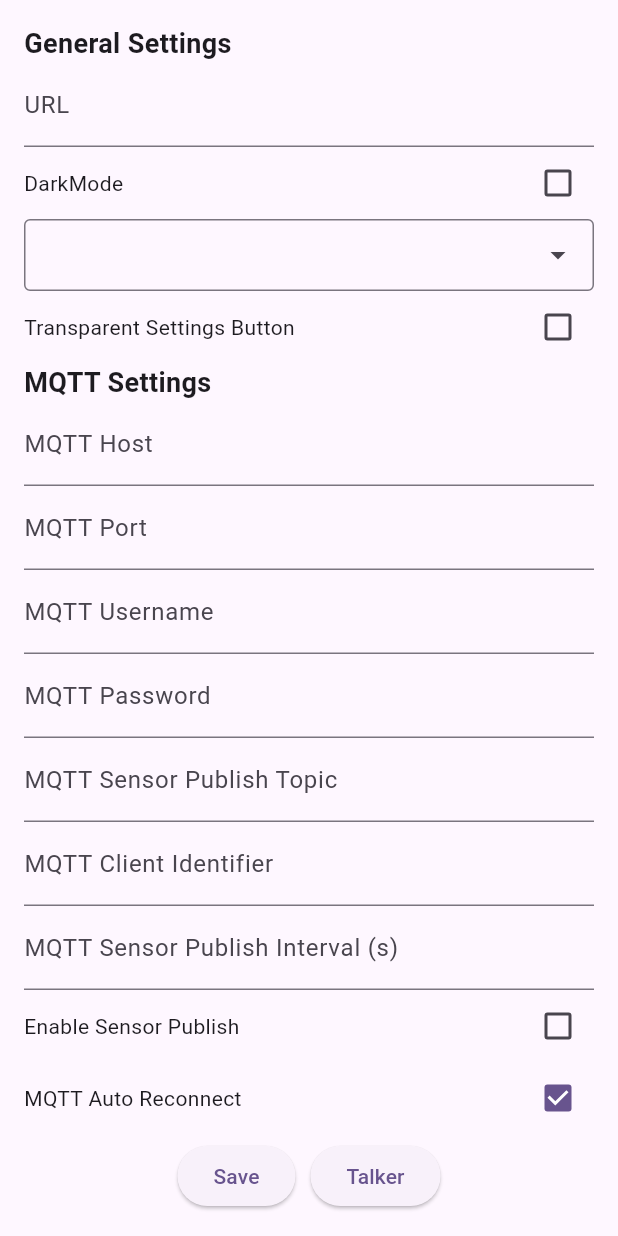
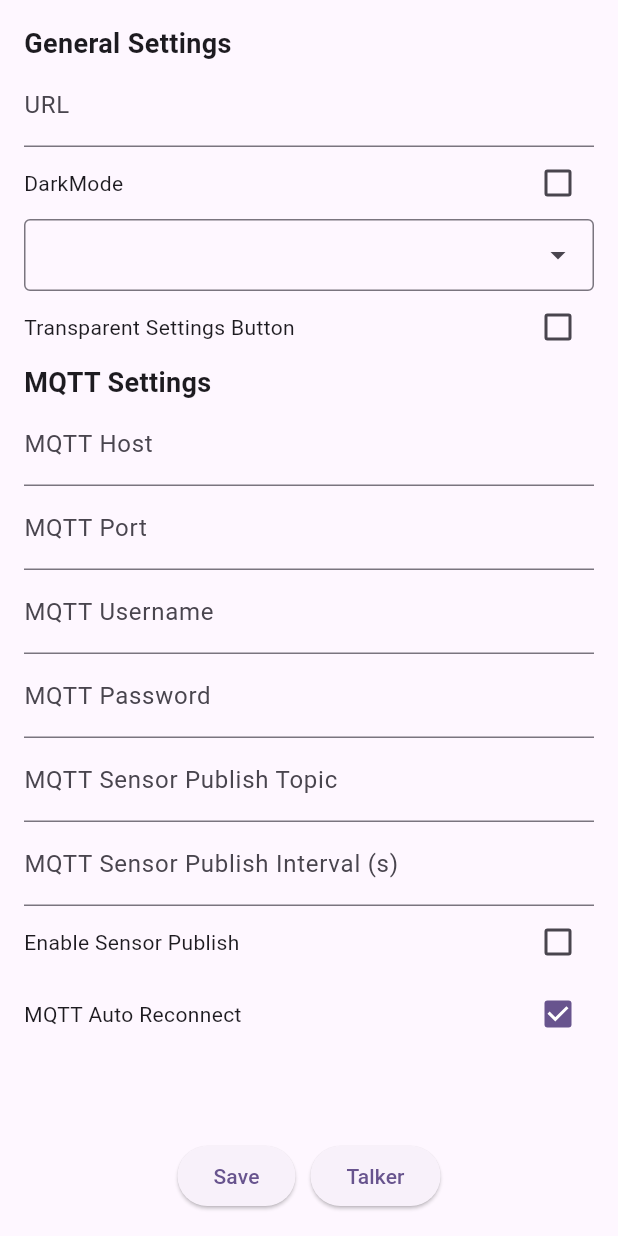
Before and after one commit to maumi/wallpanel_ng, a Flutter app: the screen it shows after launch, after a tap on the "settings" icon, on a phone screen of 412 x 824 dp. Run offline on Flutter 3.47's test engine with Material 3 defaults, Android fonts, the phone set to English and light mode, and no system bars; drawn by our look-alikes of dropdown_search; our stand-ins replace battery_plus, gap, shared_preferences, talker_flutter, wakelock_plus; missing offline and left inert: android_wake_lock, flutter_inappwebview, mqtt_client.

Commit message:
add listeners, change client identifier to generated guid

```diff
--- a/lib/main.dart
+++ b/lib/main.dart
@@ -7,6 +7,7 @@ import 'package:flutter_inappwebview/flutter_inappwebview.dart';
 import 'package:mqtt_client/mqtt_client.dart';
 import 'package:mqtt_client/mqtt_server_client.dart';
 import 'package:shared_preferences/shared_preferences.dart';
+import 'package:uuid/uuid.dart';
 import 'package:wakelock_plus/wakelock_plus.dart';
 import 'package:wallpanel_ng/globals.dart';
 import 'package:wallpanel_ng/model/settingsmodel.dart';
@@ -71,6 +72,25 @@ class _MyHomePageState extends State<MyHomePage> {
   @override
   void initState() {
     SystemChrome.setEnabledSystemUIMode(SystemUiMode.immersiveSticky);
+    widget.settings.notiMqttHost.addListener(() async {
+      if (widget.settings.notiMqttHost.value.isNotEmpty) {
+        widget.settings.mqtthost = widget.settings.notiMqttHost.value;
+        await changeMqttConnection();
+      }
+    });
+    widget.settings.notiMqttPort.addListener(() async {
+      if (widget.settings.notiMqttPort.value != 0) {
+        widget.settings.mqttport = widget.settings.notiMqttPort.value;
+        await changeMqttConnection();
+      }
+    });
+    widget.settings.notiMqttTopic.addListener(() {
+      if (widget.settings.notiMqttTopic.value.isNotEmpty) {
+        unSubscribeOldTopic();
+        widget.settings.mqttsensortopic = widget.settings.notiMqttTopic.value;
+        subscribeTopic(widget.settings.mqttsensortopic!);
+      }
+    });
     widget.settings.notiUrl.addListener(() {
       if (widget.settings.notiUrl.value.isNotEmpty &&
           webViewController != null) {
@@ -120,7 +140,7 @@ class _MyHomePageState extends State<MyHomePage> {
     if (widget.settings.url != null && webViewController != null) {
       await webViewController!
           .loadUrl(urlRequest: URLRequest(url: WebUri(widget.settings.url!)));
-      await InAppWebViewController.setWebContentsDebuggingEnabled(true);
+      //await InAppWebViewController.setWebContentsDebuggingEnabled(true);
     }
     await setupMqtt();
 
@@ -143,7 +163,8 @@ class _MyHomePageState extends State<MyHomePage> {
       floatingActionButton: fab(),
       floatingActionButtonLocation: mapFabLocations.containsKey(_fabLocation)
           ? mapFabLocations[_fabLocation]
-            : FloatingActionButtonLocation.endDocked);
+          : FloatingActionButtonLocation.endDocked,
+    );
   }
 
   Widget webView() {
@@ -164,7 +185,7 @@ class _MyHomePageState extends State<MyHomePage> {
               await initAsync();
             },
             onConsoleMessage: (controller, consoleMessage) async {
-              talker.debug(consoleMessage.message);
+              //talker.debug(consoleMessage.message);
             },
           );
   }
@@ -180,15 +201,10 @@ class _MyHomePageState extends State<MyHomePage> {
   }
 
   Widget fab() {
-    return Row(
-      children: [
-        FloatingActionButton(
+    return FloatingActionButton(
       backgroundColor: _transparentSettings == true
-              ? Theme.of(context)
-                  .colorScheme
-                  .primaryContainer
-                  .withValues(alpha: 0.2)
-              : Theme.of(context).colorScheme.primaryContainer,
+          ? Colors.grey.withValues(alpha: 0.05)
+          : Colors.grey,
       foregroundColor: _transparentSettings == true
           ? Colors.white.withValues(alpha: 0.02)
           : Colors.white,
@@ -197,31 +213,17 @@ class _MyHomePageState extends State<MyHomePage> {
         Navigator.push(
           context,
           MaterialPageRoute(
-                  builder: (context) =>
-                      SettingsPage(settings: widget.settings)),
+              builder: (context) => SettingsPage(settings: widget.settings)),
         );
       },
-          child: const Icon(Icons.settings),
-        ),
-        FloatingActionButton(
-          backgroundColor: _transparentSettings == true
-              ? Theme.of(context)
-                  .colorScheme
-                  .primaryContainer
-                  .withValues(alpha: 0.2)
-              : Theme.of(context).colorScheme.primaryContainer,
-          foregroundColor: _transparentSettings == true
-              ? Colors.white.withValues(alpha: 0.02)
-              : Colors.white,
-          heroTag: 'fabReload',
-          onPressed: () {
+      child: GestureDetector(
+        onLongPress: () {
           if (webViewController != null) {
             webViewController?.reload();
           }
         },
-          child: const Icon(Icons.refresh),
+        child: const Icon(Icons.settings),
       ),
-      ],
     );
   }
 
@@ -287,9 +289,9 @@ class _MyHomePageState extends State<MyHomePage> {
                 talker.debug(
                     "waketime not specified. Using default of 60 seconds");
               }
-              wakeupIntent(wakeTime);
+              await wakeupIntent(wakeTime);
             } else {
-              disableWakeLock();
+              await disableWakeLock();
             }
           } catch (e) {
             talker.warning("Wrong command");
@@ -332,7 +334,6 @@ class _MyHomePageState extends State<MyHomePage> {
       widget.settings.notiMqttTopic.value = settings.mqttsensortopic ?? "";
       widget.settings.notiUrl.value = settings.url ?? "http://google.com";
       widget.settings.mqttautoreconnect = settings.mqttautoreconnect;
-      widget.settings.mqttclientidentifier = settings.mqttclientidentifier;
       setState(() {
         _fabLocation = settings.fabLocation;
         _transparentSettings = settings.transparentsettings;
@@ -351,16 +352,17 @@ class _MyHomePageState extends State<MyHomePage> {
 
   Future<void> connectMqtt() async {
     if (widget.settings.mqtthost != null) {
+      var clientId = Uuid().v4().toString();
       var mqttClient = MqttServerClient.withPort(
           widget.settings.mqtthost!,
-          widget.settings.mqttclientidentifier ?? 'myClientId',
+          clientId,
           widget.settings.mqttport ?? 1883);
       mqttClient.keepAlivePeriod = 86400;
       mqttClient.autoReconnect = true;
       var mqttStatus = await mqttClient.connect(
           widget.settings.mqttUser, widget.settings.mqttPassword);
       talker.debug(
-          "Connected to MQTT Server with state: $mqttStatus and identifier: ${widget.settings.mqttclientidentifier ?? "myClient"}");
+          "Connected to MQTT Server with state: $mqttStatus and identifier: $clientId");
       _mqttClient?.disconnect();
       _mqttClient = mqttClient;
     }
@@ -372,17 +374,18 @@ class _MyHomePageState extends State<MyHomePage> {
           MqttConnectionState.connected) {
         _mqttClient?.disconnect();
       }
+      var clientId = Uuid().v4().toString();
       if (widget.settings.mqtthost != null &&
           widget.settings.mqttport != null) {
         var mqttClient = MqttServerClient.withPort(
             widget.settings.notiMqttHost.value,
-            widget.settings.notiMqttClientIdentifier.value,
+            clientId,
             widget.settings.notiMqttPort.value);
         mqttClient.keepAlivePeriod = 86400;
         var mqttStatus = await mqttClient.connect(
             widget.settings.mqttUser, widget.settings.mqttPassword);
         talker.debug(
-            "Connected to MQTT Server with state: $mqttStatus and identifier: ${widget.settings.mqttclientidentifier ?? "myClient"}");
+            "Connected to MQTT Server with state: $mqttStatus and identifier: $clientId");
         _mqttClient = mqttClient;
       }
     } catch (e) {
@@ -437,14 +440,19 @@ class _MyHomePageState extends State<MyHomePage> {
   }
 
   Future<void> wakeupIntent(int wakeTime) async {
-    AndroidWakeLock.wakeUp();
-    WakelockPlus.enable();
-    Future.delayed(Duration(seconds: wakeTime), () {
-      WakelockPlus.disable();
-    });
+    talker.debug("Before AndroidWakeLock");
+    await AndroidWakeLock.wakeUp();
+    talker.debug('Before WakelockPlus.enable');
+    await WakelockPlus.enable();
+    talker.debug('Before Future.delayed');
+    await Future.delayed(Duration(seconds: wakeTime));
+    talker.debug('Before WakelockPlus.disable');
+    await WakelockPlus.disable();
+    talker.debug('After WakelockPlus.disable');
   }
 
   Future<void> disableWakeLock() async {
-    WakelockPlus.disable();
+    talker.debug('In function disableWakeLock');
+    await WakelockPlus.disable();
   }
 }
--- a/lib/model/settingsmodel.dart
+++ b/lib/model/settingsmodel.dart
@@ -10,7 +10,6 @@ class SettingsModel {
       this.mqttUser,
       this.mqttPassword,
       this.mqttsensortopic,
-      this.mqttclientidentifier,
       this.mqttsensorinterval,
       this.mqttsensorpublish,
       this.mqttautoreconnect,
@@ -24,7 +23,6 @@ class SettingsModel {
   String? mqttUser;
   String? mqttPassword;
   String? mqttsensortopic;
-  String? mqttclientidentifier;
   int? mqttsensorinterval;
   bool? mqttsensorpublish;
   bool? mqttautoreconnect;
@@ -34,17 +32,11 @@ class SettingsModel {
   final ValueNotifier<bool> notiDarkmode = ValueNotifier<bool>(false);
   final ValueNotifier<bool> notiTransparentSettings =
       ValueNotifier<bool>(false);
-  // TODO: Add Listener for mqtt host to have an instant change
   final ValueNotifier<String> notiMqttHost = ValueNotifier<String>("");
-  // TODO: Add Listener for mqtt Port to have an instant change
   final ValueNotifier<int> notiMqttPort = ValueNotifier<int>(1883);
   final ValueNotifier<String> notiMqttUser = ValueNotifier<String>("");
   final ValueNotifier<String> notiMqttPassword = ValueNotifier<String>("");
-  // TODO: Add Listener for mqtt Topic to have an instant change
   final ValueNotifier<String> notiMqttTopic = ValueNotifier<String>("");
-  // TODO: Add Listener for mqtt Client Id to have an instant change
-  final ValueNotifier<String> notiMqttClientIdentifier =
-      ValueNotifier<String>("");
   final ValueNotifier<int> notiMqttInterval = ValueNotifier<int>(60);
   final ValueNotifier<bool> notiMqttPublish = ValueNotifier<bool>(false);
 
@@ -58,7 +50,6 @@ class SettingsModel {
       mqttUser: json["mqttUser"],
       mqttPassword: json["mqttPassword"],
       mqttsensortopic: json["mqttsensortopic"],
-      mqttclientidentifier: json["mqttclientidentifier"],
       mqttsensorinterval: json["mqttsensorinterval"],
       mqttsensorpublish: json["mqttsensorpublish"],
       mqttautoreconnect: json["mqttautoreconnect"],
@@ -75,7 +66,6 @@ class SettingsModel {
         "mqttUser": mqttUser,
         "mqttPassword": mqttPassword,
         "mqttsensortopic": mqttsensortopic,
-        "mqttclientidentifier": mqttclientidentifier,
         "mqttsensorinterval": mqttsensorinterval,
         "mqttsensorpublish": mqttsensorpublish,
         "mqttautoreconnect": mqttautoreconnect,
@@ -84,6 +74,6 @@ class SettingsModel {
 
   @override
   String toString() {
-    return "$darkmode, $transparentsettings, $fabLocation, $mqtthost, $mqttport, $mqttUser, $mqttPassword, $mqttsensortopic, $mqttclientidentifier, $mqttsensorinterval, $mqttsensorpublish, $mqttautoreconnect, $url, ";
+    return "$darkmode, $transparentsettings, $fabLocation, $mqtthost, $mqttport, $mqttUser, $mqttPassword, $mqttsensortopic, $mqttsensorinterval, $mqttsensorpublish, $mqttautoreconnect, $url, ";
   }
 }
--- a/lib/pages/settings.dart
+++ b/lib/pages/settings.dart
@@ -23,8 +23,6 @@ class _SettingsPageState extends State<SettingsPage> {
   final TextEditingController _mqttUserController = TextEditingController();
   final TextEditingController _mqttPasswordController = TextEditingController();
   final TextEditingController _mqttTopicController = TextEditingController();
-  final TextEditingController _mqttidentifierController =
-      TextEditingController();
   final TextEditingController _mqttIntervalController = TextEditingController();
   final TextEditingController _urlController = TextEditingController();
   String? _selFabLocation;
@@ -38,10 +36,12 @@ class _SettingsPageState extends State<SettingsPage> {
       var iPort = int.tryParse(_mqttPortController.text);
       widget.settings.mqttport = iPort;
     });
+    _mqttUserController
+        .addListener(() => widget.settings.mqttUser = _mqttUserController.text);
+    _mqttPasswordController.addListener(
+        () => widget.settings.mqttPassword = _mqttPasswordController.text);
     _mqttTopicController.addListener(
         () => widget.settings.mqttsensortopic = _mqttTopicController.text);
-    _mqttidentifierController.addListener(() =>
-        widget.settings.mqttclientidentifier = _mqttidentifierController.text);
     _mqttIntervalController.addListener(() {
       var iInterval = int.tryParse(_mqttIntervalController.text);
       widget.settings.mqttsensorinterval = iInterval;
@@ -142,6 +142,7 @@ class _SettingsPageState extends State<SettingsPage> {
                   TextField(
                     textAlign: TextAlign.right,
                     controller: _mqttPasswordController,
+                    obscureText: true,
                     decoration: InputDecoration(label: const Text("MQTT Password")),
                   ),
                   TextField(
@@ -149,12 +150,6 @@ class _SettingsPageState extends State<SettingsPage> {
                     controller: _mqttTopicController,
                     decoration: InputDecoration(
                         label: const Text("MQTT Sensor Publish Topic")),
-                  ),
-                  TextField(
-                    textAlign: TextAlign.right,
-                    controller: _mqttidentifierController,
-                    decoration: InputDecoration(
-                        label: const Text("MQTT Client Identifier")),
                   ),
                   TextField(
                     textAlign: TextAlign.right,
@@ -287,13 +282,6 @@ class _SettingsPageState extends State<SettingsPage> {
             widget.settings.mqttsensortopic ?? "";
       });
     }
-    if (widget.settings.notiMqttClientIdentifier.value !=
-        widget.settings.mqttclientidentifier) {
-      setState(() {
-        widget.settings.notiMqttClientIdentifier.value =
-            widget.settings.mqttclientidentifier ?? "";
-      });
-    }
     if (widget.settings.notiMqttPublish.value !=
         widget.settings.mqttsensorpublish) {
       setState(() {
@@ -315,7 +303,6 @@ class _SettingsPageState extends State<SettingsPage> {
         _mqttUserController.text = settings.mqttUser?.toString() ?? "";
         _mqttPasswordController.text = settings.mqttPassword?.toString() ?? "";
         _mqttTopicController.text = settings.mqttsensortopic ?? "";
-        _mqttidentifierController.text = settings.mqttclientidentifier ?? "";
         _mqttIntervalController.text =
             settings.mqttsensorinterval?.toString() ?? "60";
         _urlController.text = settings.url ?? "";
```
Lines whose indentation alone changed are shown as unchanged.
